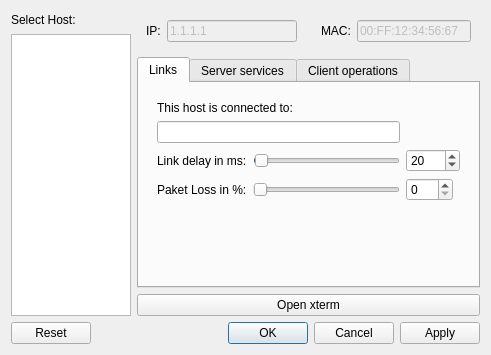
This is confHost.ui in koppd/mt as Qt 5 draws it before an edit. The edited form follows.
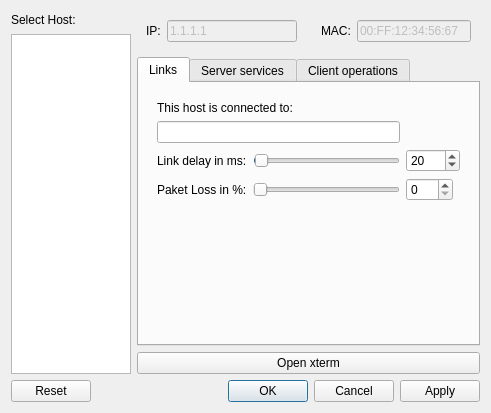
This is the edited form.

The edit to the form file:
```diff
--- a/confHost.ui
+++ b/confHost.ui
@@ -7,7 +7,7 @@
     <x>0</x>
     <y>0</y>
     <width>491</width>
-    <height>355</height>
+    <height>413</height>
    </rect>
   </property>
   <property name="windowTitle">
```
Left out of the diff: 4 changed lines with no effect on the pictures.
